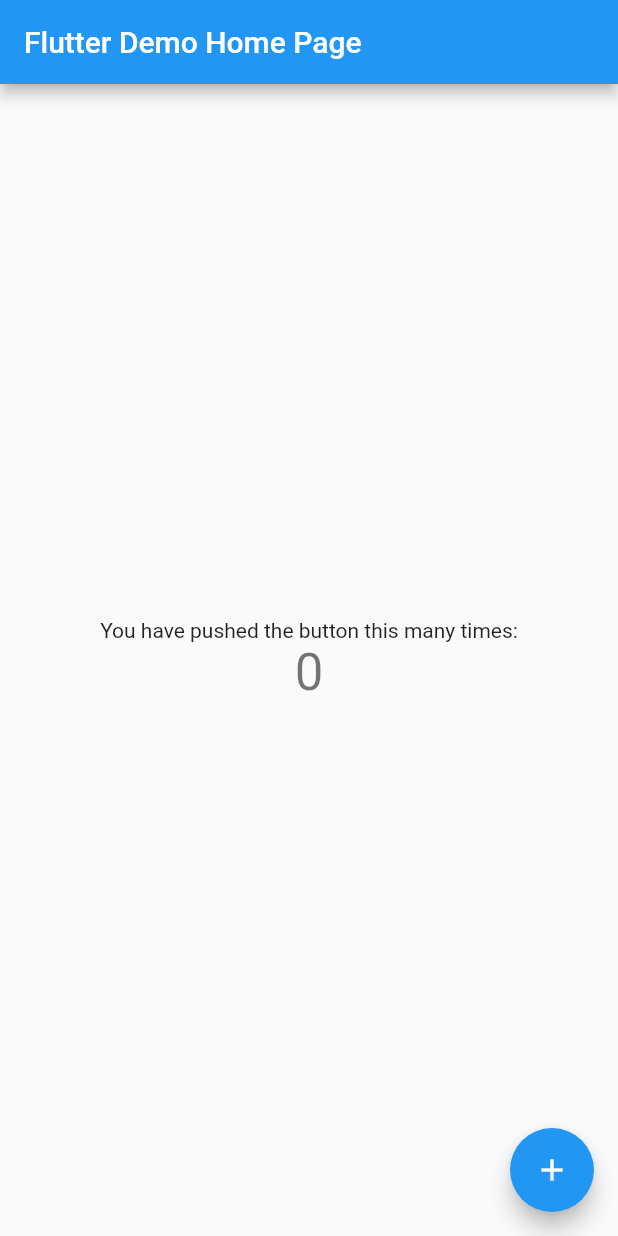
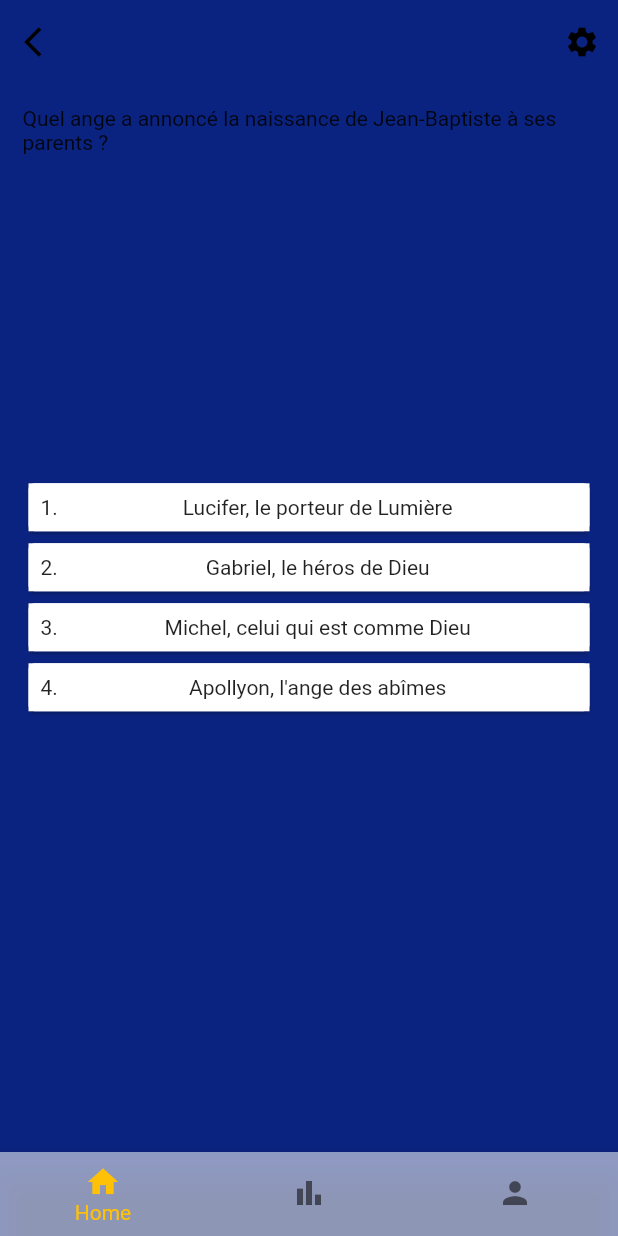
Before and after one commit to menel972/gypse-app, a Flutter app: the screen it shows after launch, on a phone screen of 412 x 824 dp. Run offline on Flutter 3.47's test engine with Material 2 defaults, Android fonts, the phone set to English and light mode, and no system bars.

Commit message:
vue du jeu

```diff
--- a/lib/main.dart
+++ b/lib/main.dart
@@ -1,3 +1,4 @@
+import 'package:bible_quiz/views/jeu/jeu_vue.dart';
 import 'package:flutter/material.dart';
 
 void main() {
@@ -13,103 +14,10 @@
     return MaterialApp(
       title: 'Flutter Demo',
       theme: ThemeData(
-        // This is the theme of your application.
-        //
-        // Try running your application with "flutter run". You'll see the
-        // application has a blue toolbar. Then, without quitting the app, try
-        // changing the primarySwatch below to Colors.green and then invoke
-        // "hot reload" (press "r" in the console where you ran "flutter run",
-        // or simply save your changes to "hot reload" in a Flutter IDE).
-        // Notice that the counter didn't reset back to zero; the application
-        // is not restarted.
-        primarySwatch: Colors.blue,
+        primarySwatch: Colors.amber,
+        scaffoldBackgroundColor: const Color.fromARGB(255, 10, 35, 128),
       ),
-      home: const MyHomePage(title: 'Flutter Demo Home Page'),
+      home: const JeuVue(),
     );
   }
 }
-
-class MyHomePage extends StatefulWidget {
-  const MyHomePage({Key? key, required this.title}) : super(key: key);
-
-  // This widget is the home page of your application. It is stateful, meaning
-  // that it has a State object (defined below) that contains fields that affect
-  // how it looks.
-
-  // This class is the configuration for the state. It holds the values (in this
-  // case the title) provided by the parent (in this case the App widget) and
-  // used by the build method of the State. Fields in a Widget subclass are
-  // always marked "final".
-
-  final String title;
-
-  @override
-  State<MyHomePage> createState() => _MyHomePageState();
-}
-
-class _MyHomePageState extends State<MyHomePage> {
-  int _counter = 0;
-
-  void _incrementCounter() {
-    setState(() {
-      // This call to setState tells the Flutter framework that something has
-      // changed in this State, which causes it to rerun the build method below
-      // so that the display can reflect the updated values. If we changed
-      // _counter without calling setState(), then the build method would not be
-      // called again, and so nothing would appear to happen.
-      _counter++;
-    });
-  }
-
-  @override
-  Widget build(BuildContext context) {
-    // This method is rerun every time setState is called, for instance as done
-    // by the _incrementCounter method above.
-    //
-    // The Flutter framework has been optimized to make rerunning build methods
-    // fast, so that you can just rebuild anything that needs updating rather
-    // than having to individually change instances of widgets.
-    return Scaffold(
-      appBar: AppBar(
-        // Here we take the value from the MyHomePage object that was created by
-        // the App.build method, and use it to set our appbar title.
-        title: Text(widget.title),
-      ),
-      body: Center(
-        // Center is a layout widget. It takes a single child and positions it
-        // in the middle of the parent.
-        child: Column(
-          // Column is also a layout widget. It takes a list of children and
-          // arranges them vertically. By default, it sizes itself to fit its
-          // children horizontally, and tries to be as tall as its parent.
-          //
-          // Invoke "debug painting" (press "p" in the console, choose the
-          // "Toggle Debug Paint" action from the Flutter Inspector in Android
-          // Studio, or the "Toggle Debug Paint" command in Visual Studio Code)
-          // to see the wireframe for each widget.
-          //
-          // Column has various properties to control how it sizes itself and
-          // how it positions its children. Here we use mainAxisAlignment to
-          // center the children vertically; the main axis here is the vertical
-          // axis because Columns are vertical (the cross axis would be
-          // horizontal).
-          mainAxisAlignment: MainAxisAlignment.center,
-          children: <Widget>[
-            const Text(
-              'You have pushed the button this many times:',
-            ),
-            Text(
-              '$_counter',
-              style: Theme.of(context).textTheme.headline4,
-            ),
-          ],
-        ),
-      ),
-      floatingActionButton: FloatingActionButton(
-        onPressed: _incrementCounter,
-        tooltip: 'Increment',
-        child: const Icon(Icons.add),
-      ), // This trailing comma makes auto-formatting nicer for build methods.
-    );
-  }
-}
--- /dev/null
+++ b/lib/services/data.dart
@@ -0,0 +1,76 @@
+import 'package:bible_quiz/services/enums/livres.dart';
+import 'package:bible_quiz/services/models/question_model.dart';
+import 'package:bible_quiz/services/models/reponse_model.dart';
+
+class Data {
+  static final List<Reponse> reponses = [
+    Reponse(
+      id: 'r1',
+      questionId: 'q1',
+      texte: 'Lucifer, le porteur de Lumière',
+      confirme: false,
+    ),
+    Reponse(
+      id: 'r2',
+      questionId: 'q1',
+      texte: 'Gabriel, le héros de Dieu',
+      confirme: true,
+      versetRef: 'Luc 1 : 19',
+      verset:
+          'L\'ange lui répondit: Je suis Gabriel, je me tiens devant Dieu; j\'ai été envoyé pour te parler et pour t\'annoncer cette bonne nouvelle.',
+    ),
+    Reponse(
+      id: 'r3',
+      questionId: 'q1',
+      texte: 'Michel, celui qui est comme Dieu',
+      confirme: false,
+    ),
+    Reponse(
+      id: 'r4',
+      questionId: 'q1',
+      texte: 'Apollyon, l\'ange des abîmes',
+      confirme: false,
+    ),
+    Reponse(
+      id: 'r5',
+      questionId: 'q2',
+      texte: 'Le premier jour',
+      confirme: false,
+    ),
+    Reponse(
+      id: 'r8',
+      questionId: 'q2',
+      texte: 'Le sixième jour',
+      confirme: true,
+      versetRef: 'Genèse 1 : 27-31',
+      verset:
+          'Dieu créa l\'homme à son image, il le créa à l\'image de Dieu. Il créa l\'homme et la femme. Dieu les bénit et leur dit: «Reproduisez-vous, devenez nombreux, remplissez la terre et soumettez-la! Dominez sur les poissons de la mer, sur les oiseaux du ciel et sur tout animal qui se déplace sur la terre!» Dieu dit aussi: «Je vous donne toute herbe à graine sur toute la surface de la terre, ainsi que tout arbre portant des fruits avec pépins ou noyau: ce sera votre nourriture. A tout animal de la terre, à tout oiseau du ciel et à tout ce qui se déplace sur la terre, à ce qui est animé de vie, je donne toute herbe verte pour nourriture.» Et cela se passa ainsi. Dieu regarda tout ce qu\'il avait fait, et il constata que c\'était très bon. Il y eut un soir et il y eut un matin. Ce fut le sixième jour.',
+    ),
+    Reponse(
+      id: 'r6',
+      questionId: 'q2',
+      texte: 'Le troisième jour',
+      confirme: false,
+    ),
+    Reponse(
+      id: 'r7',
+      questionId: 'q2',
+      texte: 'Le septième jour',
+      confirme: false,
+    ),
+  ];
+
+  static List<Question> questions = [
+    Question(
+      id: 'q1',
+      texte:
+          'Quel ange a annoncé la naissance de Jean-Baptiste à ses parents ?',
+      livre: Livres.luc,
+    ),
+    Question(
+      id: 'q2',
+      texte: 'Quel jour a été créé l\'homme ?',
+      livre: Livres.luc,
+    ),
+  ];
+}
--- /dev/null
+++ b/lib/services/enums/livres.dart
@@ -0,0 +1,68 @@
+class Livres {
+  static const String gen = 'Genèse';
+  static const String exo = 'Exode';
+  static const String lev = 'Lévitique';
+  static const String nom = 'Nombres';
+  static const String deu = 'Deutéronome';
+  static const String jos = 'Josué';
+  static const String juge = 'Juges';
+  static const String ruth = 'Ruth';
+  static const String sam1 = '1 Samuel';
+  static const String sam2 = '2 Samuel';
+  static const String roi1 = '1 Rois';
+  static const String roi2 = '2 Rois';
+  static const String chro1 = '1 Chroniques';
+  static const String chro2 = '2 Chroniques';
+  static const String esd = 'esdras';
+  static const String neh = 'Néhémie';
+  static const String est = 'Esther';
+  static const String job = 'Job';
+  static const String psa = 'Psaumes';
+  static const String pro = 'Proverbes';
+  static const String ecc = 'Ecclésiaste';
+  static const String can = 'Cantique';
+  static const String esa = 'Ésaïe';
+  static const String jer = 'Jérémie';
+  static const String lam = 'Lamentations';
+  static const String eze = 'Ézékiel';
+  static const String dan = 'Daniel';
+  static const String osee = 'Osée';
+  static const String joe = 'Joël';
+  static const String amo = 'Amos';
+  static const String abd = 'Abdias';
+  static const String jon = 'Jonas';
+  static const String mic = 'Michée';
+  static const String nah = 'Nahum';
+  static const String hab = 'Habacuc';
+  static const String sop = 'Sophonie';
+  static const String agg = 'Aggée';
+  static const String zac = 'Zacharie';
+  static const String mal = 'Malachie';
+  static const String mat = 'Matthieu';
+  static const String marc = 'Marc';
+  static const String luc = 'Luc';
+  static const String jean = 'Jean';
+  static const String act = 'Actes';
+  static const String rom = 'Romains';
+  static const String cor1 = '1 Corinthiens';
+  static const String cor2 = '2 Corinthiens';
+  static const String gal = 'Galates';
+  static const String eph = 'Éphésiens';
+  static const String phili = 'Philippiens';
+  static const String col = 'Colossiens';
+  static const String the1 = '1 Thessaloniciens';
+  static const String the2 = '2 Thessaloniciens';
+  static const String tim1 = '1 Timothée';
+  static const String tim2 = '2 Timothée';
+  static const String tite = 'Tite';
+  static const String phile = 'Philémon';
+  static const String heb = 'Hébreux';
+  static const String jac = 'Jacques';
+  static const String pier1 = '1 Pierre';
+  static const String pier2 = '2 Pierre';
+  static const String jean1 = '1 Jean';
+  static const String jean2 = '2 Jean';
+  static const String jean3 = '3 Jean';
+  static const String jude = 'Jude';
+  static const String apo = 'Apocalypse';
+}
--- a/lib/services/models/question_model.dart
+++ b/lib/services/models/question_model.dart
@@ -1,6 +1,8 @@
 class Question {
   final String id;
   final String texte;
+  final String livre;
+  final bool? resultat;
   final bool? facile;
   final bool? moyen;
   final bool? difficile;
@@ -8,6 +10,8 @@
   Question({
     required this.id,
     required this.texte,
+    required this.livre,
+    this.resultat,
     this.facile,
     this.moyen,
     this.difficile,
@@ -16,7 +20,9 @@
   Map<String, dynamic> toJson() => {
         'id': id,
         'texte': texte,
+        'livre': livre,
         'facile': facile,
+        'resultat': resultat,
         'moyen': moyen,
         'difficile': difficile,
       };
@@ -24,6 +30,8 @@
   Question fromJson(Map<String, dynamic> json) => Question(
         id: json['id'],
         texte: json['texte'],
+        livre: json['livre'],
+        resultat: json['resultat'],
         facile: json['facile'],
         moyen: json['moyen'],
         difficile: json['difficile'],
--- /dev/null
+++ b/lib/views/home/home_vue.dart
@@ -0,0 +1,15 @@
+import 'package:flutter/material.dart';
+
+class HomeVue extends StatefulWidget {
+  const HomeVue({Key? key}) : super(key: key);
+
+  @override
+  State<HomeVue> createState() => _HomeVueState();
+}
+
+class _HomeVueState extends State<HomeVue> {
+  @override
+  Widget build(BuildContext context) {
+    return Container();
+  }
+}
--- /dev/null
+++ b/lib/views/jeu/jeu_vue.dart
@@ -0,0 +1,35 @@
+import 'package:bible_quiz/views/jeu/widgets/question_vue.dart';
+import 'package:flutter/material.dart';
+
+class JeuVue extends StatefulWidget {
+  const JeuVue({Key? key}) : super(key: key);
+
+  @override
+  State<JeuVue> createState() => _JeuVueState();
+}
+
+class _JeuVueState extends State<JeuVue> {
+  @override
+  Widget build(BuildContext context) {
+    return Scaffold(
+      appBar: AppBar(
+        elevation: 0,
+        backgroundColor: const Color.fromARGB(255, 10, 35, 128),
+        leading: const Icon(Icons.arrow_back_ios),
+        actions: [
+          IconButton(icon: const Icon(Icons.settings), onPressed: () {}),
+        ],
+      ),
+      body: const QuestionVue(),
+      bottomNavigationBar: BottomNavigationBar(
+        backgroundColor: Colors.white54,
+        showUnselectedLabels: false,
+        items: const [
+          BottomNavigationBarItem(icon: Icon(Icons.home), label: 'Home'),
+          BottomNavigationBarItem(icon: Icon(Icons.bar_chart), label: 'Stats'),
+          BottomNavigationBarItem(icon: Icon(Icons.person), label: 'Compte'),
+        ],
+      ),
+    );
+  }
+}
--- /dev/null
+++ b/lib/views/jeu/widgets/question_vue.dart
@@ -0,0 +1,33 @@
+import 'package:bible_quiz/services/data.dart';
+import 'package:bible_quiz/services/models/question_model.dart';
+import 'package:bible_quiz/views/jeu/widgets/reponse_vue.dart';
+import 'package:flutter/material.dart';
+
+class QuestionVue extends StatefulWidget {
+  const QuestionVue({Key? key}) : super(key: key);
+
+  @override
+  State<QuestionVue> createState() => _QuestionVueState();
+}
+
+class _QuestionVueState extends State<QuestionVue> {
+  List<Question> ques =
+      Data.questions.where((q) => q.resultat == null).toList();
+
+  @override
+  Widget build(BuildContext context) {
+    return ListView(
+      padding: const EdgeInsets.all(15),
+      children: [
+        SizedBox(
+          height: MediaQuery.of(context).size.height * 0.3,
+          child: Text(ques[0].texte),
+        ),
+        SizedBox(
+          height: MediaQuery.of(context).size.height * 0.7,
+          child: ReponseVue(questionId: ques[0].id, niveau: 2),
+        ),
+      ],
+    );
+  }
+}
--- /dev/null
+++ b/lib/views/jeu/widgets/reponse_vue.dart
@@ -0,0 +1,66 @@
+import 'package:bible_quiz/services/models/reponse_model.dart';
+import 'package:flutter/material.dart';
+
+import '../../../services/data.dart';
+
+class ReponseVue extends StatefulWidget {
+  final String questionId;
+  final int niveau;
+
+  const ReponseVue({
+    Key? key,
+    required this.questionId,
+    required this.niveau,
+  }) : super(key: key);
+
+  @override
+  State<ReponseVue> createState() => _ReponseVueState();
+}
+
+class _ReponseVueState extends State<ReponseVue> {
+  List<Reponse> get reps =>
+      Data.reponses.where((r) => r.questionId == widget.questionId).toList();
+
+  List<bool> select = [false, false, false, false];
+
+  @override
+  Widget build(BuildContext context) {
+    return ListView.builder(
+      itemCount: 4,
+      itemBuilder: (context, i) {
+        final rep = reps[i];
+        return GestureDetector(
+          onTap: () => setState(() {
+            select[i] = !select[i];
+          }),
+          child: Card(
+            child: Container(
+              padding: const EdgeInsets.all(8.0),
+              color: select[i]
+                  ? rep.confirme
+                      ? Colors.amber[800]
+                      : Colors.red[400]
+                  : Colors.white,
+              width: MediaQuery.of(context).size.width,
+              child: Row(
+                mainAxisAlignment: MainAxisAlignment.spaceBetween,
+                children: [
+                  Text((i + 1).toString() + '.'),
+                  Text(rep.texte),
+                  Visibility(
+                    visible: select[i],
+                    child: Icon(
+                      select[i] && rep.confirme
+                          ? Icons.check_circle
+                          : Icons.highlight_off,
+                    ),
+                  ),
+                ],
+              ),
+            ),
+          ),
+        );
+      },
+    );
+  }
+}
```
Also changed, not shown: pubspec.yaml (+3 -17 lines), pubspec.lock.
